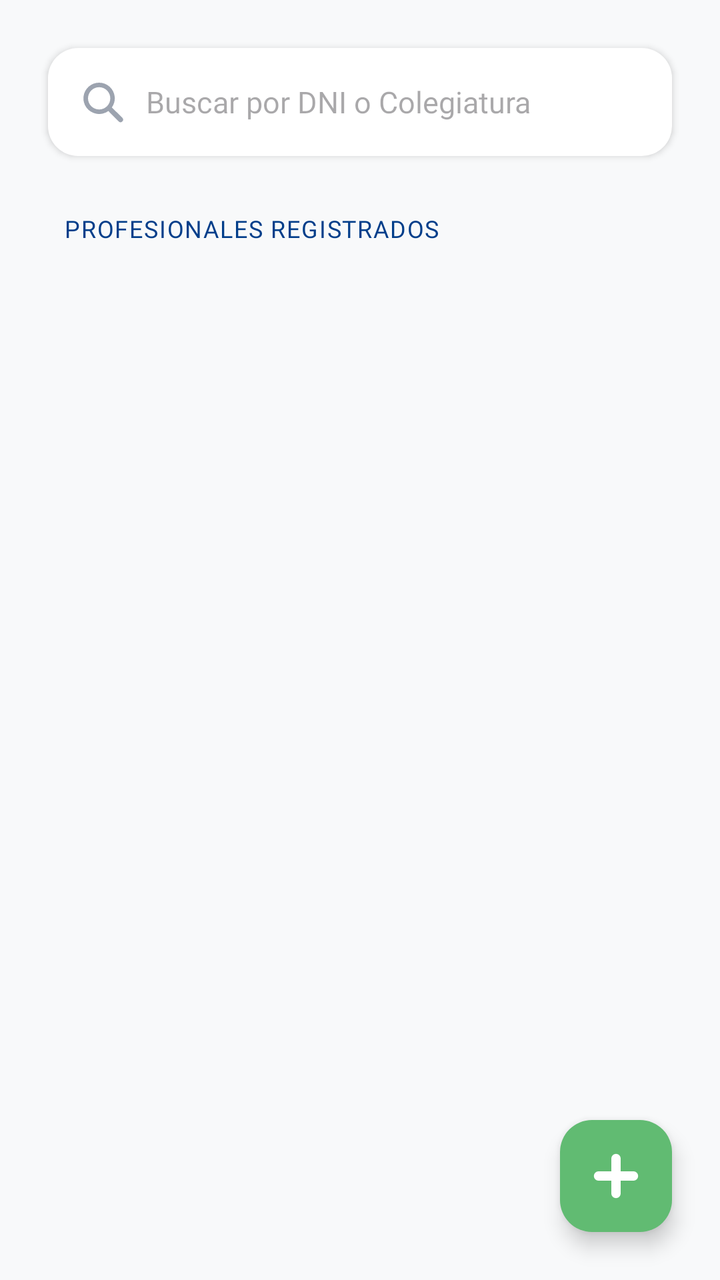
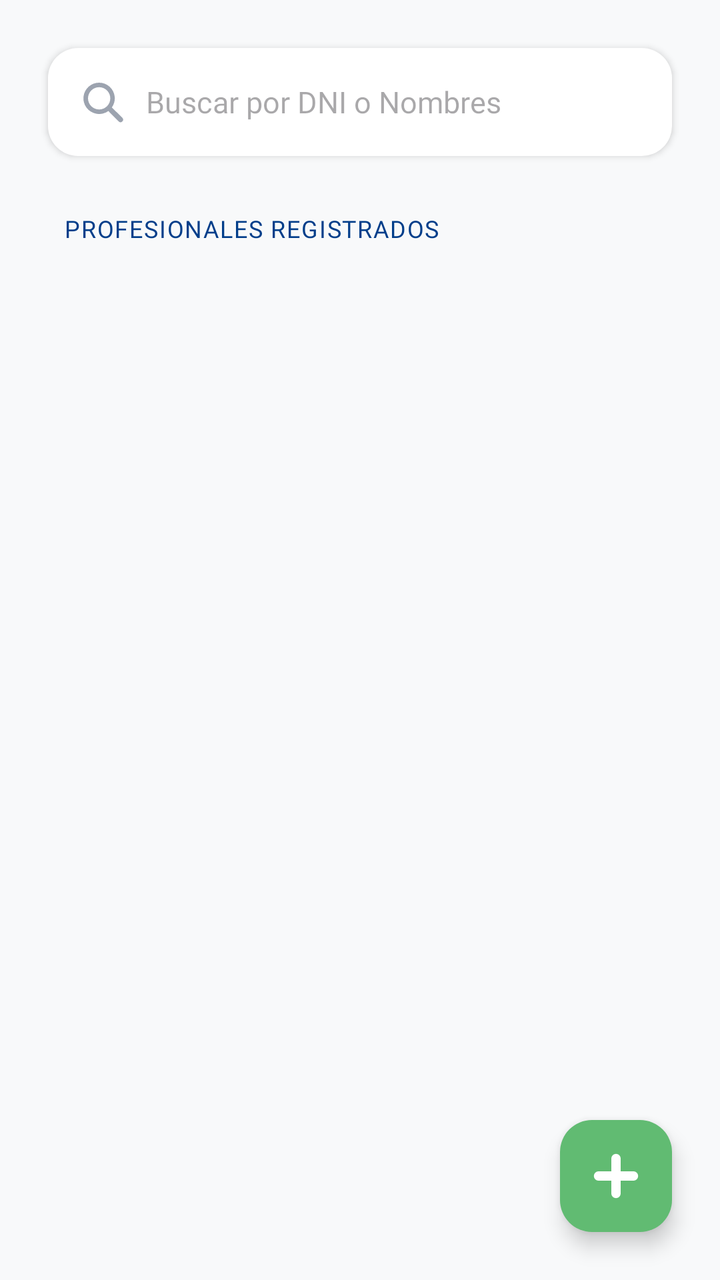

Screens rendered from an Android XML layout before and after an edit, with the pre-edit source and the edit as a unified diff.
<!-- AndroidManifest.xml: application theme Theme.ProyectoVeterinaria -->
<!-- res/layout/fragment_usuarios.xml -->
<?xml version="1.0" encoding="utf-8"?>
<androidx.constraintlayout.widget.ConstraintLayout
    xmlns:android="http://schemas.android.com/apk/res/android"
    xmlns:app="http://schemas.android.com/apk/res-auto"
    xmlns:tools="http://schemas.android.com/tools"
    android:layout_width="match_parent"
    android:layout_height="match_parent"
    android:background="@color/brand_background"
    tools:context=".fragment.admin.UsuariosFragment">

    <EditText
        android:id="@+id/etBuscarPersonal"
        android:layout_width="0dp"
        android:layout_height="54dp"
        android:layout_marginHorizontal="24dp"
        android:layout_marginTop="24dp"
        android:background="@drawable/bg_input_rounded"
        android:drawableStart="@drawable/ic_search"
        android:drawablePadding="10dp"
        android:drawableTint="@color/text_muted"
        android:elevation="2dp"
        android:fontFamily="@font/montserrat"
        android:hint="Buscar por DNI o Colegiatura"
        android:paddingHorizontal="15dp"
        android:textSize="15sp"
        app:layout_constraintEnd_toEndOf="parent"
        app:layout_constraintStart_toStartOf="parent"
        app:layout_constraintTop_toTopOf="parent" />

    <TextView
        android:id="@+id/tvLabelListado"
        android:layout_width="wrap_content"
        android:layout_height="wrap_content"
        android:layout_marginStart="32dp"
        android:layout_marginTop="28dp"
        android:fontFamily="@font/montserrat_bold"
        android:text="PROFESIONALES REGISTRADOS"
        android:textColor="@color/brand_blue"
        android:textSize="12sp"
        android:letterSpacing="0.05"
        app:layout_constraintStart_toStartOf="parent"
        app:layout_constraintTop_toBottomOf="@id/etBuscarPersonal" />

    <androidx.recyclerview.widget.RecyclerView
        android:id="@+id/rvPersonal"
        android:layout_width="match_parent"
        android:layout_height="0dp"
        android:layout_marginTop="12dp"
        android:clipToPadding="false"
        android:paddingBottom="100dp"
        app:layout_constraintBottom_toBottomOf="parent"
        app:layout_constraintTop_toBottomOf="@id/tvLabelListado"
        tools:listitem="@layout/item_personal_card" />

    <com.google.android.material.floatingactionbutton.FloatingActionButton
        android:id="@+id/fabAgregarUsuario"
        android:layout_width="wrap_content"
        android:layout_height="wrap_content"
        android:layout_margin="24dp"
        app:backgroundTint="@color/brand_green"
        android:src="@drawable/ic_add"
        app:elevation="6dp"
        app:borderWidth="0dp"
        app:layout_constraintBottom_toBottomOf="parent"
        app:layout_constraintEnd_toEndOf="parent"
        app:tint="@android:color/white" />

</androidx.constraintlayout.widget.ConstraintLayout>
<!-- res/layout/item_personal_card.xml (included above) -->
<?xml version="1.0" encoding="utf-8"?>
<com.google.android.material.card.MaterialCardView
    xmlns:android="http://schemas.android.com/apk/res/android"
    xmlns:app="http://schemas.android.com/apk/res-auto"
    xmlns:tools="http://schemas.android.com/tools"
    android:layout_width="match_parent"
    android:layout_height="wrap_content"
    android:layout_marginHorizontal="16dp"
    android:layout_marginVertical="8dp"
    android:backgroundTint="@color/white"
    app:cardCornerRadius="16dp"
    app:cardElevation="2dp"
    app:strokeWidth="0dp">

    <androidx.constraintlayout.widget.ConstraintLayout
        android:layout_width="match_parent"
        android:layout_height="wrap_content"
        android:padding="16dp">

        <com.google.android.material.imageview.ShapeableImageView
            android:id="@+id/ivFotoProfesional"
            android:layout_width="60dp"
            android:layout_height="60dp"
            android:scaleType="centerCrop"
            android:src="@drawable/ic_perfil_usuario"
            app:layout_constraintBottom_toBottomOf="parent"
            app:layout_constraintStart_toStartOf="parent"
            app:layout_constraintTop_toTopOf="parent"
            app:shapeAppearanceOverlay="@style/ShapeAppearance.MaterialComponents.SmallComponent"
            app:strokeColor="#E5E7EB"
            app:strokeWidth="1dp" />

        <LinearLayout
            android:layout_width="0dp"
            android:layout_height="wrap_content"
            android:layout_marginStart="16dp"
            android:layout_marginEnd="8dp"
            android:orientation="vertical"
            app:layout_constraintBottom_toBottomOf="parent"
            app:layout_constraintEnd_toStartOf="@+id/btnMenuOpciones"
            app:layout_constraintStart_toEndOf="@id/ivFotoProfesional"
            app:layout_constraintTop_toTopOf="parent">

            <TextView
                android:id="@+id/tvNombreProfesional"
                android:layout_width="wrap_content"
                android:layout_height="wrap_content"
                android:fontFamily="@font/montserrat_bold"
                android:text="Nombre del Profesional"
                android:textColor="@color/text_primary"
                android:textSize="16sp" />

            <TextView
                android:id="@+id/tvCmvpProfesional"
                android:layout_width="wrap_content"
                android:layout_height="wrap_content"
                android:fontFamily="@font/montserrat_bold"
                android:text="CMVP-00000"
                android:textColor="@color/brand_green"
                android:textSize="13sp" />

            <TextView
                android:id="@+id/tvDniProfesional"
                android:layout_width="wrap_content"
                android:layout_height="wrap_content"
                android:fontFamily="@font/montserrat"
                android:text="DNI: 00000000"
                android:textColor="#9CA3AF"
                android:textSize="12sp" />
        </LinearLayout>

        <ImageButton
            android:id="@+id/btnMenuOpciones"
            android:layout_width="40dp"
            android:layout_height="40dp"
            android:background="?attr/selectableItemBackgroundBorderless"
            android:contentDescription="Opciones"
            android:src="@drawable/ic_more_vert"
            app:layout_constraintBottom_toBottomOf="parent"
            app:layout_constraintEnd_toEndOf="parent"
            app:layout_constraintTop_toTopOf="parent"
            app:tint="#9CA3AF" />

    </androidx.constraintlayout.widget.ConstraintLayout>
</com.google.android.material.card.MaterialCardView>
<!-- resources referenced by this layout -->
<resources>
  <color name="brand_background">#F8F9FA</color>
  <color name="brand_blue">#023E8A</color>
  <color name="brand_green">#61bb72</color>
  <color name="text_muted">#9CA3AF</color>
  <color name="text_primary">#374151</color>
  <color name="white">#FFFFFFFF</color>
  <!-- drawable bg_input_rounded (drawable) -->
  <?xml version="1.0" encoding="utf-8"?>
  <shape xmlns:android="http://schemas.android.com/apk/res/android">
      <solid android:color="#FFFFFF" /> <corners android:radius="15dp" />
  </shape>
  <!-- drawable ic_add (drawable) -->
  <vector xmlns:android="http://schemas.android.com/apk/res/android"
      android:width="24dp"
      android:height="24dp"
      android:viewportWidth="24"
      android:viewportHeight="24">
    <path
        android:fillColor="#FF000000"
        android:pathData="M20.72,9.65H14.35V3.28A2.35,2.35 0,0 0,12 0.93h0A2.35,2.35 0,0 0,9.65 3.28V9.65H3.28A2.35,2.35 0,0 0,0.93 12h0a2.35,2.35 0,0 0,2.35 2.35H9.65v6.37A2.35,2.35 0,0 0,12 23.07h0a2.35,2.35 0,0 0,2.35 -2.35V14.35h6.37A2.35,2.35 0,0 0,23.07 12h0A2.35,2.35 0,0 0,20.72 9.65Z"/>
  </vector>
  <!-- drawable ic_more_vert (drawable) -->
  <vector xmlns:android="http://schemas.android.com/apk/res/android"
      android:width="24dp"
      android:height="24dp"
      android:viewportWidth="24"
      android:viewportHeight="24">
    <path
        android:pathData="M12,6.44m-1.57,0a1.57,1.57 0,1 1,3.14 0a1.57,1.57 0,1 1,-3.14 0"
        android:fillColor="#9ca3af"/>
    <path
        android:pathData="M12,12m-1.57,0a1.57,1.57 0,1 1,3.14 0a1.57,1.57 0,1 1,-3.14 0"
        android:fillColor="#9ca3af"/>
    <path
        android:pathData="M12,17.56m-1.57,0a1.57,1.57 0,1 1,3.14 0a1.57,1.57 0,1 1,-3.14 0"
        android:fillColor="#9ca3af"/>
  </vector>
  <!-- drawable ic_perfil_usuario (drawable) -->
  <vector xmlns:android="http://schemas.android.com/apk/res/android"
      android:width="24dp"
      android:height="24dp"
      android:viewportWidth="24"
      android:viewportHeight="24">
    <path
        android:pathData="M12,0.22a11.85,11.85 0,0 0,-11.74 12,12 12,0 0,0 3.27,8.27c1.56,-3.92 4.77,-6.63 8.47,-6.63s6.93,2.7 8.48,6.62a12,12 0,0 0,3.26 -8.26A11.84,11.84 0,0 0,12 0.22ZM12,13.8A4.84,4.84 0,1 1,16.75 9,4.8 4.8,0 0,1 12,13.8Z"
        android:fillColor="#9ca3af"/>
  </vector>
  <!-- drawable ic_search (drawable) -->
  <vector xmlns:android="http://schemas.android.com/apk/res/android"
      android:width="24dp"
      android:height="24dp"
      android:viewportWidth="24"
      android:viewportHeight="24">
    <path
        android:fillColor="#FF000000"
        android:pathData="M15.24,16.49A7.94,7.94 0,0 1,4.17 14.73a7.84,7.84 0,1 1,12.76 0L19.25,17c1,1 2,2 3,3a1.28,1.28 0,0 1,-1.84 1.77l-4.63,-4.62A7.66,7.66 0,0 1,15.24 16.49ZM10.53,15.74A5.57,5.57 0,1 0,5 10.12,5.59 5.59,0 0,0 10.53,15.74Z"/>
  </vector>
  <style name="Theme.ProyectoVeterinaria" parent="Base.Theme.ProyectoVeterinaria" />
  <style name="Base.Theme.ProyectoVeterinaria" parent="Theme.Material3.DayNight.NoActionBar">
          
          
      </style>
</resources>

<!-- the commit's change to res/layout/fragment_usuarios.xml (unified diff, before → after) -->
@@ -6,7 +6,7 @@
     android:layout_width="match_parent"
     android:layout_height="match_parent"
     android:background="@color/brand_background"
-    tools:context=".fragment.admin.UsuariosFragment">
+    tools:context=".fragment.admin.usuario.UsuariosFragment">
 
     <EditText
         android:id="@+id/etBuscarPersonal"
@@ -20,7 +20,7 @@
         android:drawableTint="@color/text_muted"
         android:elevation="2dp"
         android:fontFamily="@font/montserrat"
-        android:hint="Buscar por DNI o Colegiatura"
+        android:hint="Buscar por DNI o Nombres"
         android:paddingHorizontal="15dp"
         android:textSize="15sp"
         app:layout_constraintEnd_toEndOf="parent"
@@ -88,15 +88,17 @@
 
         <com.google.android.material.imageview.ShapeableImageView
             android:id="@+id/ivFotoProfesional"
-            android:layout_width="60dp"
-            android:layout_height="60dp"
+            android:layout_width="70dp"
+            android:layout_height="70dp"
+            android:layout_gravity="center"
             android:scaleType="centerCrop"
+            android:padding="3dp"
             android:src="@drawable/ic_perfil_usuario"
             app:layout_constraintBottom_toBottomOf="parent"
             app:layout_constraintStart_toStartOf="parent"
             app:layout_constraintTop_toTopOf="parent"
-            app:shapeAppearanceOverlay="@style/ShapeAppearance.MaterialComponents.SmallComponent"
-            app:strokeColor="#E5E7EB"
+            app:shapeAppearanceOverlay="@style/CircleImage"
+            app:strokeColor="#023E89"
             app:strokeWidth="1dp" />
 
         <LinearLayout
@@ -134,7 +136,7 @@
                 android:layout_height="wrap_content"
                 android:fontFamily="@font/montserrat"
                 android:text="DNI: 00000000"
-                android:textColor="#9CA3AF"
+                android:textColor="@color/text_muted"
                 android:textSize="12sp" />
         </LinearLayout>
 
<!-- resource entries referenced after the edit -->
@@ -57,6 +57,9 @@
         android:fillColor="#FF000000"
         android:pathData="M15.24,16.49A7.94,7.94 0,0 1,4.17 14.73a7.84,7.84 0,1 1,12.76 0L19.25,17c1,1 2,2 3,3a1.28,1.28 0,0 1,-1.84 1.77l-4.63,-4.62A7.66,7.66 0,0 1,15.24 16.49ZM10.53,15.74A5.57,5.57 0,1 0,5 10.12,5.59 5.59,0 0,0 10.53,15.74Z"/>
   </vector>
+  <style name="CircleImage">
+          <item name="cornerSize">50%</item>
+      </style>
   <style name="Theme.ProyectoVeterinaria" parent="Base.Theme.ProyectoVeterinaria" />
   <style name="Base.Theme.ProyectoVeterinaria" parent="Theme.Material3.DayNight.NoActionBar">
           
